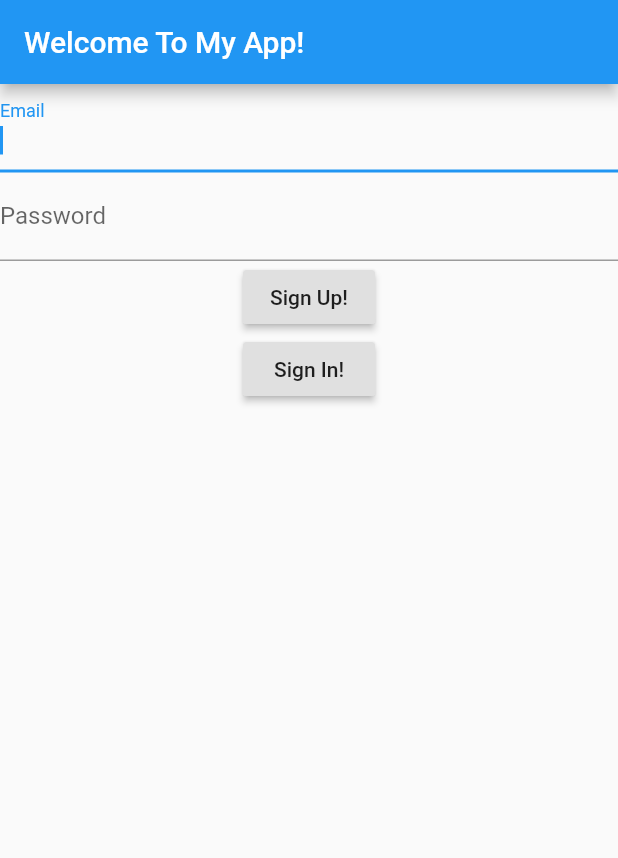
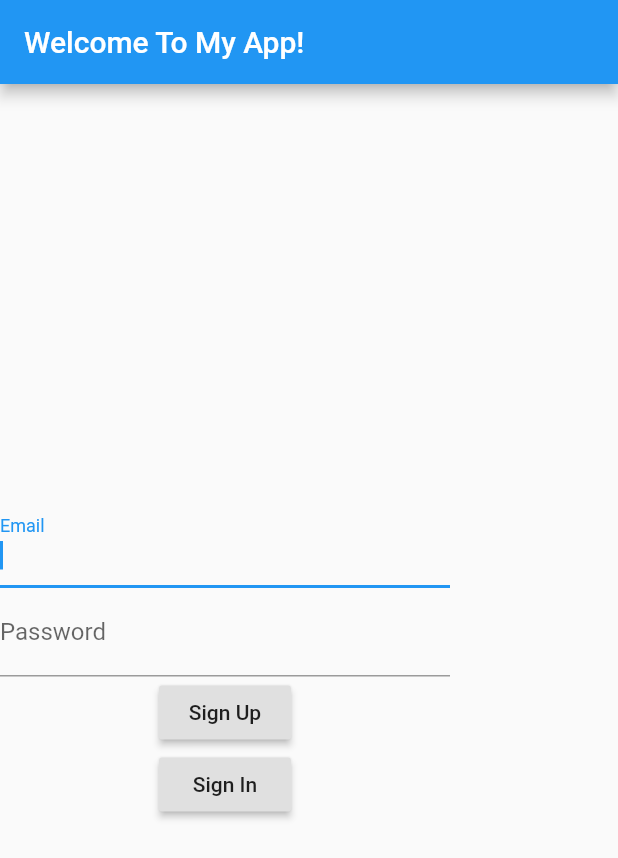
Before and after one commit to annavaykean/seniordesign_protoype, a Flutter app: the screen it shows after launch, on a phone screen of 412 x 824 dp. Shown: the top 858 px of the screen. Run offline on Flutter 3.47's test engine with Material 2 defaults, Android fonts, the phone set to English and light mode, and no system bars; our stand-ins replace firebase_auth, flutter_blue; accounts and stored records are empty.

```diff
--- a/sd_proto/lib/main.dart
+++ b/sd_proto/lib/main.dart
@@ -61,8 +61,11 @@ class WelcomeScreen extends StatelessWidget {
           title: const Text('Welcome To My App!'),
         ),
         body: Column(
+          mainAxisAlignment: MainAxisAlignment.center,
+          crossAxisAlignment: CrossAxisAlignment.center,
             children: <Widget> [
               Container(
+                width: 300,
                 child: TextField(
                   controller: emailCtrl,
                   autofocus: true,
@@ -72,6 +75,7 @@ class WelcomeScreen extends StatelessWidget {
                 )
               ),
               Container(
+                width: 300,
                 child: TextField(
                   controller: passwordCtrl,
                   autofocus: false,
@@ -81,11 +85,11 @@ class WelcomeScreen extends StatelessWidget {
                 )
               ),
               RaisedButton(
-                child: const Text('Sign Up!'),
+                child: const Text('Sign Up'),
                 onPressed: () => Navigator.of(context).pushNamed('/SignUp'),
               ),
               RaisedButton(
-                  child: const Text('Sign In!'),
+                  child: const Text('Sign In'),
                   onPressed: () => signIn(context, emailCtrl.text, passwordCtrl.text)
               ),
             ]
```
Also changed, not shown: sd_proto/lib/code/dashboard_page.dart (+13 -2 lines), sd_proto/lib/code/signUp.dart (+16 -5 lines).
